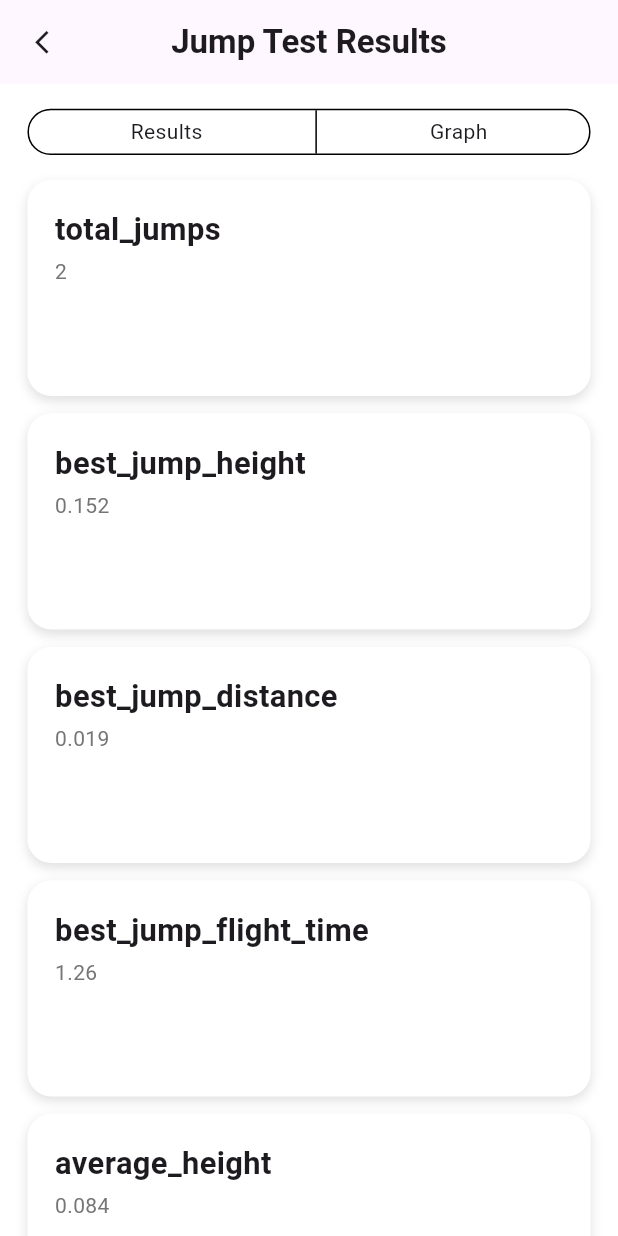
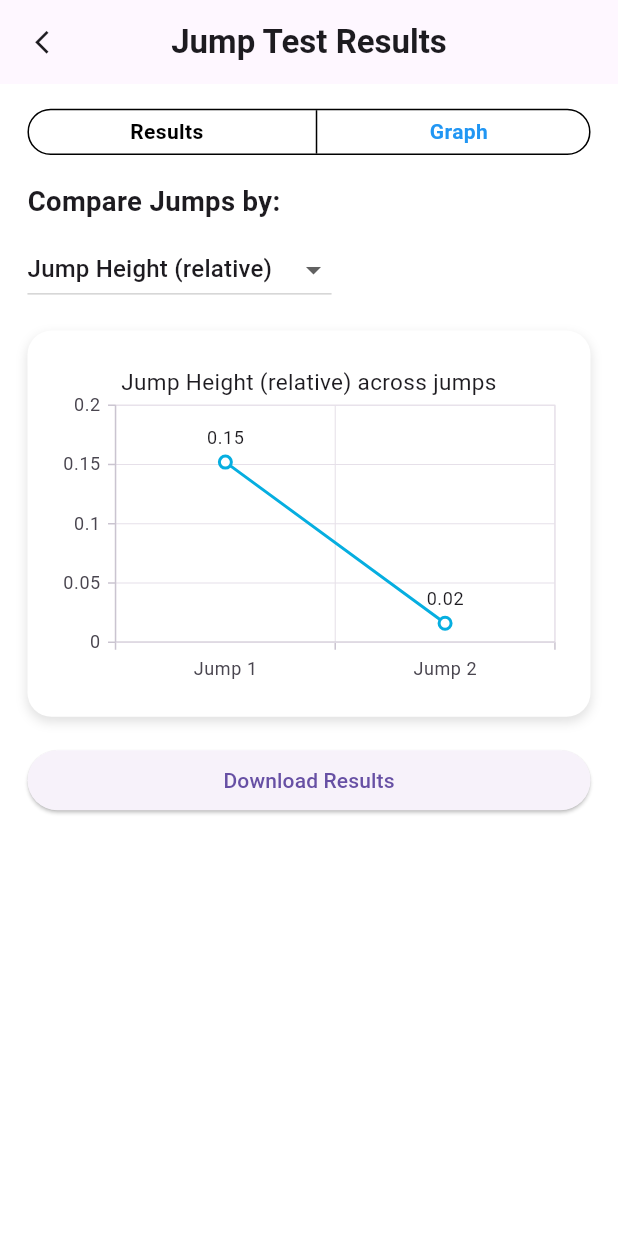
Before and after one commit to NamanGoyalK/sih2025, a Flutter app: the ResultsPage screen opened by its route, after a tap on "Graph", on a phone screen of 412 x 824 dp. Run offline on Flutter 3.47's test engine with Material 3 defaults, Android fonts, the light colour scheme and no system bars; our stand-ins replace flutter_screenutil, go_router, lottie, syncfusion_flutter_charts.

Commit message:
feat: tab switch in results page

```diff
--- a/sih_internal_app_1/lib/src/ui/results/result_page.dart
+++ b/sih_internal_app_1/lib/src/ui/results/result_page.dart
@@ -9,6 +9,7 @@ class ResultsPage extends StatefulWidget {
 }
 
 class _ResultsPageState extends State<ResultsPage> {
+  int selectedTab = 0; // 0: Results, 1: Graph
   final summary = {
     "total_jumps": 2,
     "best_jump_height": 0.152,
@@ -64,22 +65,34 @@ class _ResultsPageState extends State<ResultsPage> {
               padding: EdgeInsets.only(top: 16.h, left: 16.w, right: 16.w),
               child: Container(
                 height: 30.h,
-                width: 80.w,
+                width: 180.w,
                 child: Row(
                   mainAxisAlignment: MainAxisAlignment.spaceEvenly,
                   children: [
                     GestureDetector(
-
-                      child: Text("Results"),
-                      onTap: () {},
+                      child: Text(
+                        "Results",
+                        style: TextStyle(
+                          fontWeight: FontWeight.bold,
+                          color: selectedTab == 0 ? Colors.blue : Colors.black,
                         ),
-                    VerticalDivider(
-                      color: Colors.black,
                       ),
+                      onTap: () {
+                        setState(() => selectedTab = 0);
+                      },
+                    ),
+                    VerticalDivider(color: Colors.black),
                     GestureDetector(
-
-                      child: Text("Graph"),
-                      onTap: () {},
+                      child: Text(
+                        "Graph",
+                        style: TextStyle(
+                          fontWeight: FontWeight.bold,
+                          color: selectedTab == 1 ? Colors.blue : Colors.black,
+                        ),
+                      ),
+                      onTap: () {
+                        setState(() => selectedTab = 1);
+                      },
                     ),
                   ],
                 ),
@@ -90,8 +103,9 @@ class _ResultsPageState extends State<ResultsPage> {
               ),
             ),
           ),
-          // Summary cards
-          SliverToBoxAdapter(
+          // Show Results or Graph based on selectedTab
+          selectedTab == 0
+              ? SliverToBoxAdapter(
                   child: Padding(
                     padding: EdgeInsets.only(top: 16.h, left: 16.w, right: 16.w),
                     child: Wrap(
@@ -127,9 +141,8 @@ class _ResultsPageState extends State<ResultsPage> {
                       }).toList(),
                     ),
                   ),
-          ),
-          // 📈 Chart section
-          SliverToBoxAdapter(
+                )
+              : SliverToBoxAdapter(
                   child: Padding(
                     padding: EdgeInsets.all(16.sp),
                     child: Column(
--- a/sih_internal_app_1/lib/src/ui/view/homepage.dart
+++ b/sih_internal_app_1/lib/src/ui/view/homepage.dart
@@ -1,4 +1,5 @@
 import 'package:flutter/material.dart';
+import 'package:go_router/go_router.dart';
 import 'notification_page.dart';
 
 class HomePage extends StatefulWidget {
@@ -302,6 +303,9 @@ class _HomePageState extends State<HomePage> with TickerProviderStateMixin {
                               colorScheme.tertiary,
                               'Power Test',
                               isPopular: true,
+                              onTap: () {
+                                context.go("/results");
+                              },
                             ),
                             _buildSportsCard(
                               context,
```
Lines whose indentation alone changed are shown as unchanged.
